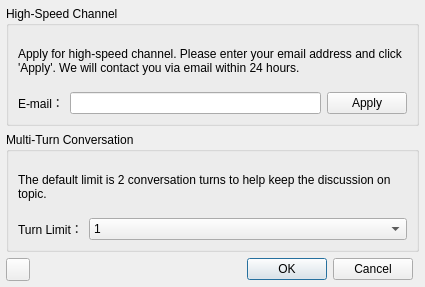
Qt form setting_dialog.ui (robert6757/qgis-geo-knowledge-ai) before a commit.
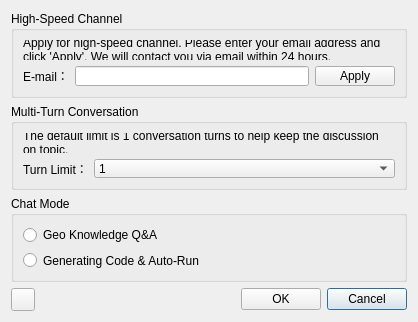
The same form after that commit. Icons and pictures are not drawn.

Commit message: add generating code mode, providing automatic debugging, and automatic execution.

The edit to the form file:
```diff
--- a/setting_dialog.ui
+++ b/setting_dialog.ui
@@ -6,40 +6,58 @@
    <rect>
     <x>0</x>
     <y>0</y>
-    <width>425</width>
-    <height>287</height>
+    <width>418</width>
+    <height>322</height>
    </rect>
   </property>
   <property name="windowTitle">
    <string>Geo Knowledge AI Setting</string>
   </property>
   <layout class="QGridLayout" name="gridLayout_4">
-   <property name="leftMargin">
-    <number>6</number>
-   </property>
-   <property name="topMargin">
-    <number>6</number>
-   </property>
-   <property name="rightMargin">
-    <number>6</number>
-   </property>
-   <property name="bottomMargin">
-    <number>6</number>
-   </property>
-   <property name="verticalSpacing">
-    <number>6</number>
-   </property>
-   <item row="2" column="3">
-    <widget class="QPushButton" name="btnCancel">
+   <item row="2" column="0" colspan="4">
+    <widget class="QGroupBox" name="groupBox_3">
+     <property name="title">
+      <string>Chat Mode</string>
+     </property>
+     <layout class="QGridLayout" name="gridLayout_5">
+      <item row="0" column="0">
+       <widget class="QRadioButton" name="radioButtonNormal">
+        <property name="toolTip">
+         <string/>
+        </property>
+        <property name="text">
+         <string>Geo Knowledge Q&amp;&amp;A</string>
+        </property>
+       </widget>
+      </item>
+      <item row="1" column="0">
+       <widget class="QRadioButton" name="radioButtonLongChain">
+        <property name="toolTip">
+         <string>Use chain-of-thought reasoning to generate, debug, and execute code.</string>
+        </property>
+        <property name="text">
+         <string>Generating Code &amp;&amp; Auto-Run</string>
+        </property>
+       </widget>
+      </item>
+     </layout>
+    </widget>
+   </item>
+   <item row="3" column="0">
+    <widget class="QToolButton" name="btnHelp">
+     <property name="toolTip">
+      <string>Get Help</string>
+     </property>
      <property name="text">
-      <string>Cancel</string>
+      <string/>
      </property>
-     <property name="default">
-      <bool>true</bool>
+     <property name="icon">
+      <iconset resource="resources.qrc">
+       <normaloff>:/plugins/geo_knowledge_ai/image/help.svg</normaloff>:/plugins/geo_knowledge_ai/image/help.svg</iconset>
      </property>
     </widget>
    </item>
-   <item row="2" column="1">
+   <item row="3" column="1">
     <spacer name="horizontalSpacer">
      <property name="orientation">
       <enum>Qt::Horizontal</enum>
@@ -52,70 +70,27 @@
      </property>
     </spacer>
    </item>
-   <item row="2" column="0">
-    <widget class="QToolButton" name="btnHelp">
-     <property name="toolTip">
-      <string>Get Help</string>
-     </property>
+   <item row="3" column="2">
+    <widget class="QPushButton" name="btnOK">
      <property name="text">
-      <string/>
+      <string>OK</string>
      </property>
-     <property name="icon">
-      <iconset resource="resources.qrc">
-       <normaloff>:/plugins/geo_knowledge_ai/image/help.svg</normaloff>:/plugins/geo_knowledge_ai/image/help.svg</iconset>
+     <property name="default">
+      <bool>true</bool>
      </property>
     </widget>
    </item>
-   <item row="0" column="0" colspan="5">
-    <widget class="QGroupBox" name="groupBox">
-     <property name="title">
-      <string>High-Speed Channel</string>
+   <item row="3" column="3">
+    <widget class="QPushButton" name="btnCancel">
+     <property name="text">
+      <string>Cancel</string>
      </property>
-     <layout class="QGridLayout" name="gridLayout_2">
-      <item row="0" column="0">
-       <widget class="QLabel" name="label_2">
-        <property name="sizePolicy">
-         <sizepolicy hsizetype="Preferred" vsizetype="Preferred">
-          <horstretch>0</horstretch>
-          <verstretch>0</verstretch>
-         </sizepolicy>
-        </property>
-        <property name="styleSheet">
-         <string notr="true"/>
-        </property>
-        <property name="text">
-         <string>Apply for high-speed channel. Please enter your email address and click 'Apply'. We will contact you via email within 24 hours. </string>
-        </property>
-        <property name="wordWrap">
-         <bool>true</bool>
-        </property>
-       </widget>
-      </item>
-      <item row="1" column="0">
-       <layout class="QHBoxLayout" name="horizontalLayout_2">
-        <item>
-         <widget class="QLabel" name="label">
-          <property name="text">
-           <string>E-mail：</string>
-          </property>
-         </widget>
-        </item>
-        <item>
-         <widget class="QLineEdit" name="lineEdit"/>
-        </item>
-        <item>
-         <widget class="QPushButton" name="btnApply">
-          <property name="text">
-           <string>Apply</string>
-          </property>
-         </widget>
-        </item>
-       </layout>
-      </item>
-     </layout>
+     <property name="default">
+      <bool>true</bool>
+     </property>
     </widget>
    </item>
-   <item row="1" column="0" colspan="5">
+   <item row="1" column="0" colspan="4">
     <widget class="QGroupBox" name="groupBox_2">
      <property name="title">
       <string>Multi-Turn Conversation</string>
@@ -124,16 +99,6 @@
       <property name="topMargin">
        <number>9</number>
       </property>
-      <item row="0" column="0">
-       <widget class="QLabel" name="label_4">
-        <property name="text">
-         <string>The default limit is 2 conversation turns to help keep the discussion on topic.</string>
-        </property>
-        <property name="wordWrap">
-         <bool>true</bool>
-        </property>
-       </widget>
-      </item>
       <item row="1" column="0">
        <layout class="QGridLayout" name="gridLayout">
         <item row="0" column="0">
@@ -170,17 +135,66 @@
         </item>
        </layout>
       </item>
+      <item row="0" column="0">
+       <widget class="QLabel" name="label_4">
+        <property name="text">
+         <string>The default limit is 1 conversation turns to help keep the discussion on topic.</string>
+        </property>
+        <property name="wordWrap">
+         <bool>true</bool>
+        </property>
+       </widget>
+      </item>
      </layout>
     </widget>
    </item>
-   <item row="2" column="2">
-    <widget class="QPushButton" name="btnOK">
-     <property name="text">
-      <string>OK</string>
+   <item row="0" column="0" colspan="4">
+    <widget class="QGroupBox" name="groupBox">
+     <property name="title">
+      <string>High-Speed Channel</string>
      </property>
-     <property name="default">
-      <bool>true</bool>
-     </property>
+     <layout class="QGridLayout" name="gridLayout_2">
+      <item row="0" column="0">
+       <widget class="QLabel" name="label_2">
+        <property name="sizePolicy">
+         <sizepolicy hsizetype="Preferred" vsizetype="Preferred">
+          <horstretch>0</horstretch>
+          <verstretch>0</verstretch>
+         </sizepolicy>
+        </property>
+        <property name="styleSheet">
+         <string notr="true"/>
+        </property>
+        <property name="text">
+         <string>Apply for high-speed channel. Please enter your email address and click 'Apply'. We will contact you via email within 24 hours. </string>
+        </property>
+        <property name="wordWrap">
+         <bool>true</bool>
+        </property>
+       </widget>
+      </item>
+      <item row="1" column="0">
+       <layout class="QHBoxLayout" name="horizontalLayout_2">
+        <item>
+         <widget class="QLabel" name="label">
+          <property name="text">
+           <string>E-mail：</string>
+          </property>
+         </widget>
+        </item>
+        <item>
+         <widget class="QLineEdit" name="lineEdit"/>
+        </item>
+        <item>
+         <widget class="QPushButton" name="btnApply">
+          <property name="text">
+           <string>Apply</string>
+          </property>
+         </widget>
+        </item>
+       </layout>
+      </item>
+     </layout>
     </widget>
    </item>
   </layout>
```
The commit also changes 5 other files.
